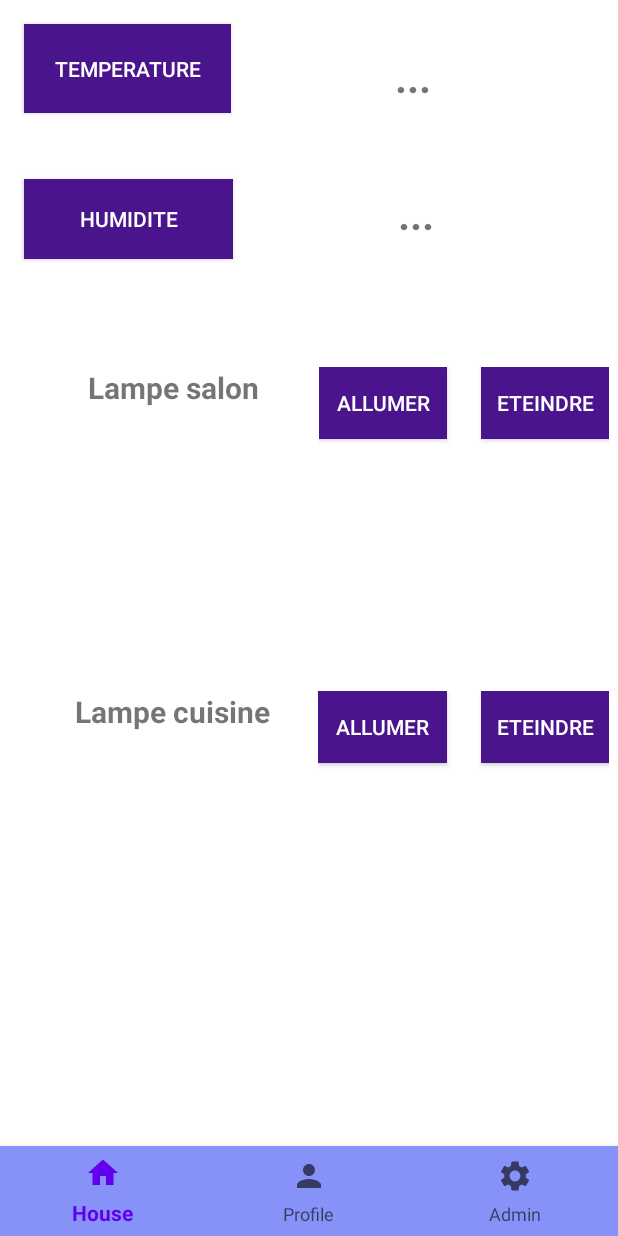
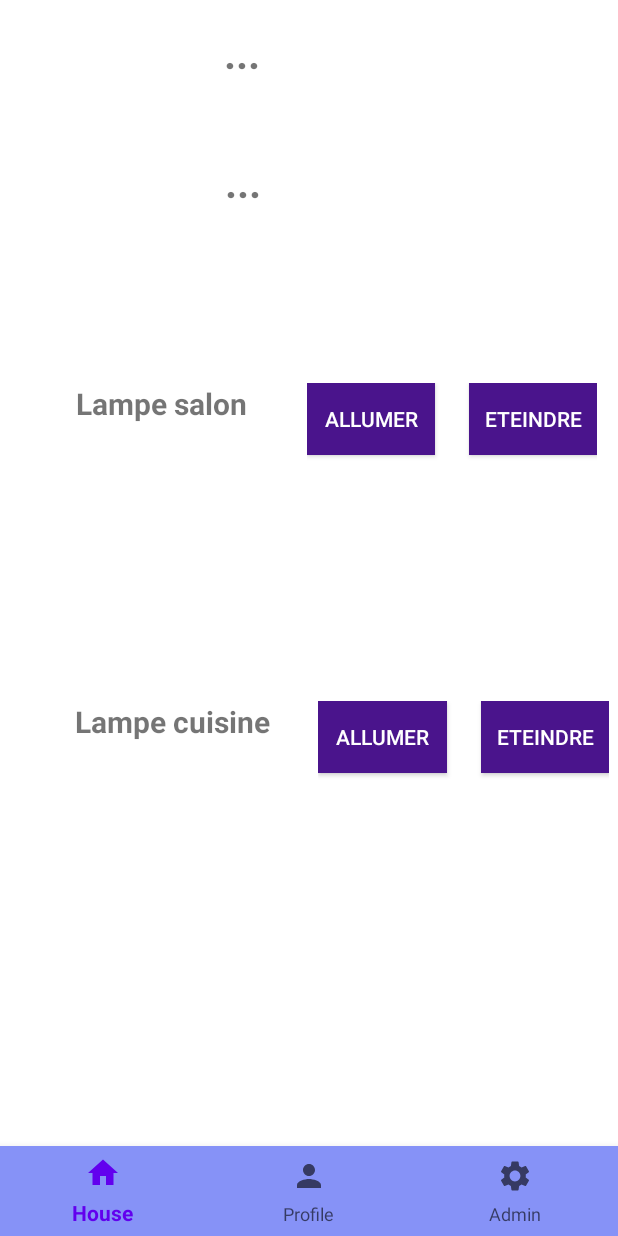
Before and after one commit to AlmoustaphaDjibrilla/pfe_2023, an Android app: the fragment FragmentProfile placed in its activity, after a tap on "ALLUMER", on a phone screen of 412 x 824 dp. Run offline under Robolectric (Android 15) with nearby library versions, the phone set to English and light mode, and no system bars; our stand-ins replace Firebase (no records; nobody signed in at launch, a user with empty details on screens opened directly).

Commit message:
Améliorer les codes

```diff
--- a/app/src/main/java/com/adi/pfe2023/activity/LoginActivity.java
+++ b/app/src/main/java/com/adi/pfe2023/activity/LoginActivity.java
@@ -43,8 +43,6 @@ public class LoginActivity extends Activity implements Serializable {
 
         //initialisation des différents composants de l'interface graphique
         init();
-
-
 
 
 
--- a/app/src/main/java/com/adi/pfe2023/fragment/FragmentHome.java
+++ b/app/src/main/java/com/adi/pfe2023/fragment/FragmentHome.java
@@ -37,7 +37,7 @@ public class FragmentHome extends Fragment {
     private FirebaseUser currentUser;
 
     DatabaseReference databaseReference;
-    Button btnTemp, btnHum, btnAllumerAmpouleSalon, btnEteindreAmpouleSalon, btnAllumerAmpouleCuisine, btnEteindreAmpouleCuisine;
+    Button btnAllumerAmpouleSalon, btnEteindreAmpouleSalon, btnAllumerAmpouleCuisine, btnEteindreAmpouleCuisine;
     TextView tempText, humText;
 
 
@@ -94,9 +94,7 @@ public class FragmentHome extends Fragment {
      *              fourni par le fragment en cours
      */
     private void init(View view){
-        btnTemp = view.findViewById(R.id.btnTemp);
         tempText = view.findViewById(R.id.temp);
-        btnHum = view.findViewById(R.id.btnHum);
         humText = view.findViewById(R.id.hum);
 
         btnAllumerAmpouleSalon = view.findViewById(R.id.btnAllumer);
@@ -126,7 +124,6 @@ public class FragmentHome extends Fragment {
                         databaseReference.setValue("ON");
                     } else if (value.equals("ON")) {
                         Toast.makeText(getContext(), "La lampe est deja allumée", Toast.LENGTH_SHORT).show();
-                        Toast.makeText(getContext(), currentUser.toString(), Toast.LENGTH_LONG).show();
                     } else {
                         Toast.makeText(getContext(), "Nous avons rencontré un probleme", Toast.LENGTH_SHORT).show();
                     }
--- a/app/src/main/java/com/adi/pfe2023/fragment/FragmentProfile.java
+++ b/app/src/main/java/com/adi/pfe2023/fragment/FragmentProfile.java
@@ -10,57 +10,25 @@ import android.view.ViewGroup;
 
 import com.adi.pfe2023.R;
 
-/**
- * A simple {@link Fragment} subclass.
- * Use the {@link FragmentProfile#newInstance} factory method to
- * create an instance of this fragment.
- */
 public class FragmentProfile extends Fragment {
 
-    // TODO: Rename parameter arguments, choose names that match
-    // the fragment initialization parameters, e.g. ARG_ITEM_NUMBER
-    private static final String ARG_PARAM1 = "param1";
-    private static final String ARG_PARAM2 = "param2";
-
-    // TODO: Rename and change types of parameters
-    private String mParam1;
-    private String mParam2;
 
     public FragmentProfile() {
         // Required empty public constructor
     }
 
-    /**
-     * Use this factory method to create a new instance of
-     * this fragment using the provided parameters.
-     *
-     * @param param1 Parameter 1.
-     * @param param2 Parameter 2.
-     * @return A new instance of fragment FragmentProfile.
-     */
-    // TODO: Rename and change types and number of parameters
-    public static FragmentProfile newInstance(String param1, String param2) {
-        FragmentProfile fragment = new FragmentProfile();
-        Bundle args = new Bundle();
-        args.putString(ARG_PARAM1, param1);
-        args.putString(ARG_PARAM2, param2);
-        fragment.setArguments(args);
-        return fragment;
-    }
 
     @Override
     public void onCreate(Bundle savedInstanceState) {
         super.onCreate(savedInstanceState);
-        if (getArguments() != null) {
-            mParam1 = getArguments().getString(ARG_PARAM1);
-            mParam2 = getArguments().getString(ARG_PARAM2);
-        }
+
     }
+
 
     @Override
     public View onCreateView(LayoutInflater inflater, ViewGroup container,
                              Bundle savedInstanceState) {
-        // Inflate the layout for this fragment
+
         return inflater.inflate(R.layout.fragment_profile, container, false);
     }
 }
--- a/app/src/main/java/com/adi/pfe2023/objet/ampoule/AmpouleSalon.java
+++ b/app/src/main/java/com/adi/pfe2023/objet/ampoule/AmpouleSalon.java
@@ -8,10 +8,6 @@ public class AmpouleSalon extends Ampoule{
         this.setCheminAmpoule(cheminAmpouleSalon);
     }
 
-    @Override
-    public void setCheminAmpoule(String f){
-
-    }
 
 
 
--- a/app/src/main/res/layout/fragment_home.xml
+++ b/app/src/main/res/layout/fragment_home.xml
@@ -7,67 +7,42 @@
     tools:context=".activity.MenuUser"
     tools:ignore="ExtraText">
 
-    <Button
-        android:id="@+id/btnHum"
-        android:layout_width="139dp"
-        android:layout_height="53dp"
-        android:layout_marginTop="44dp"
-        android:background="@color/colorPurple"
-        android:text="Humidite"
-        android:textColor="@color/colorWithe"
-        app:layout_constraintEnd_toEndOf="@+id/temp"
-        app:layout_constraintHorizontal_bias="0.0"
-        app:layout_constraintStart_toStartOf="@+id/btnTemp"
-        app:layout_constraintTop_toBottomOf="@+id/btnTemp" />
-
     <TextView
         android:id="@+id/hum"
         android:layout_width="204dp"
         android:layout_height="43dp"
-        android:layout_marginStart="20dp"
-        android:layout_marginTop="4dp"
+        android:layout_marginTop="48dp"
         android:text="..."
         android:textAlignment="center"
         android:textSize="28sp"
         android:textStyle="bold"
-        app:layout_constraintStart_toEndOf="@+id/btnHum"
-        app:layout_constraintTop_toTopOf="@+id/btnHum" />
-
-    <Button
-        android:id="@+id/btnTemp"
-        android:layout_width="138dp"
-        android:layout_height="59dp"
-        android:layout_marginStart="16dp"
-        android:layout_marginTop="16dp"
-        android:background="@color/colorPurple"
-        android:text="Temperature"
-        android:textColor="@color/colorWithe"
-        app:layout_constraintStart_toStartOf="parent"
-        app:layout_constraintTop_toTopOf="parent" />
+        app:layout_constraintEnd_toEndOf="@+id/temp"
+        app:layout_constraintStart_toStartOf="@+id/temp"
+        app:layout_constraintTop_toBottomOf="@+id/temp" />
 
     <TextView
         android:id="@+id/temp"
         android:layout_width="195dp"
         android:layout_height="38dp"
-        android:layout_marginStart="24dp"
+        android:layout_marginStart="64dp"
         android:layout_marginTop="16dp"
         android:text="..."
         android:textAlignment="center"
         android:textSize="28sp"
         android:textStyle="bold"
-        app:layout_constraintStart_toEndOf="@+id/btnTemp"
-        app:layout_constraintTop_toTopOf="@+id/btnTemp" />
+        app:layout_constraintStart_toStartOf="parent"
+        app:layout_constraintTop_toTopOf="parent" />
 
     <LinearLayout
         android:id="@+id/linearLayout"
         android:layout_width="387dp"
         android:layout_height="95dp"
-        android:layout_marginTop="72dp"
+        android:layout_marginTop="110dp"
         android:gravity="center|center_horizontal|center_vertical"
         app:layout_constraintEnd_toEndOf="parent"
-        app:layout_constraintHorizontal_bias="0.75"
+        app:layout_constraintHorizontal_bias="0.42"
         app:layout_constraintStart_toStartOf="parent"
-        app:layout_constraintTop_toBottomOf="@+id/btnHum">
+        app:layout_constraintTop_toBottomOf="@+id/hum">
 
         <LinearLayout
             android:layout_width="match_parent"
```
